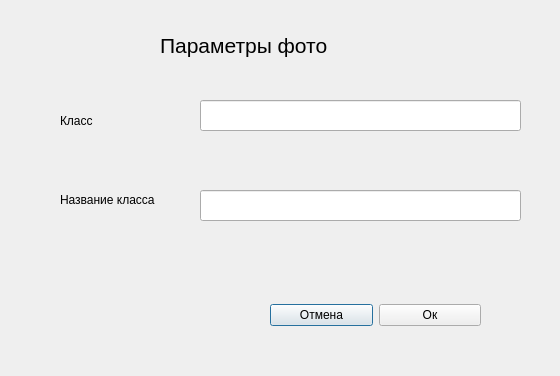
Before: the Qt Designer form blade/setting_photo.ui in NikName2021/Discount_project, drawn with Qt 5.
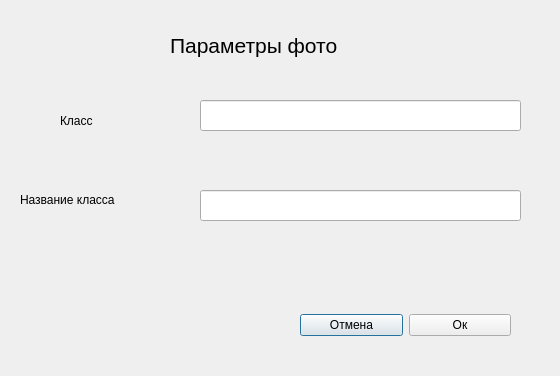
After: the same form once the commit is applied.

Diff of the .ui file:
```diff
--- a/blade/setting_photo.ui
+++ b/blade/setting_photo.ui
@@ -16,7 +16,7 @@
   <widget class="QLabel" name="label">
    <property name="geometry">
     <rect>
-     <x>160</x>
+     <x>170</x>
      <y>20</y>
      <width>281</width>
      <height>51</height>
@@ -67,12 +67,15 @@
   <widget class="QLabel" name="label_3">
    <property name="geometry">
     <rect>
-     <x>60</x>
+     <x>20</x>
      <y>190</y>
-     <width>101</width>
+     <width>151</width>
      <height>20</height>
     </rect>
    </property>
+   <property name="styleSheet">
+    <string notr="true">font: 11pt &quot;Segoe Print&quot;;</string>
+   </property>
    <property name="text">
     <string>Название класса</string>
    </property>
@@ -80,8 +83,8 @@
   <widget class="QWidget" name="horizontalLayoutWidget">
    <property name="geometry">
     <rect>
-     <x>270</x>
-     <y>270</y>
+     <x>300</x>
+     <y>280</y>
      <width>211</width>
      <height>91</height>
     </rect>
@@ -89,6 +92,11 @@
    <layout class="QHBoxLayout" name="horizontalLayout">
     <item>
      <widget class="QPushButton" name="pushButton_2">
+      <property name="font">
+       <font>
+        <pointsize>9</pointsize>
+       </font>
+      </property>
       <property name="text">
        <string>Отмена</string>
       </property>
@@ -96,6 +104,11 @@
     </item>
     <item>
      <widget class="QPushButton" name="pushButton">
+      <property name="font">
+       <font>
+        <pointsize>9</pointsize>
+       </font>
+      </property>
       <property name="text">
        <string>Ок</string>
       </property>
@@ -107,9 +120,9 @@
    <property name="geometry">
     <rect>
      <x>40</x>
-     <y>250</y>
-     <width>231</width>
-     <height>21</height>
+     <y>240</y>
+     <width>341</width>
+     <height>31</height>
     </rect>
    </property>
    <property name="font">
```
Left out of the diff: 3 changed lines with no effect on the pictures.
